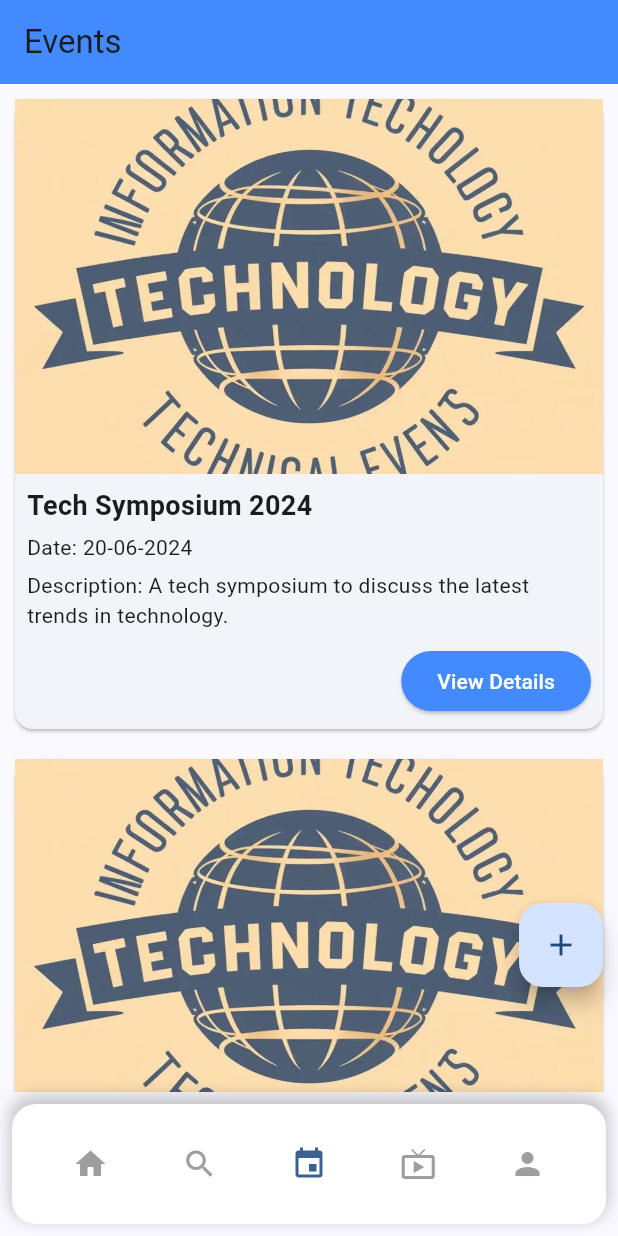
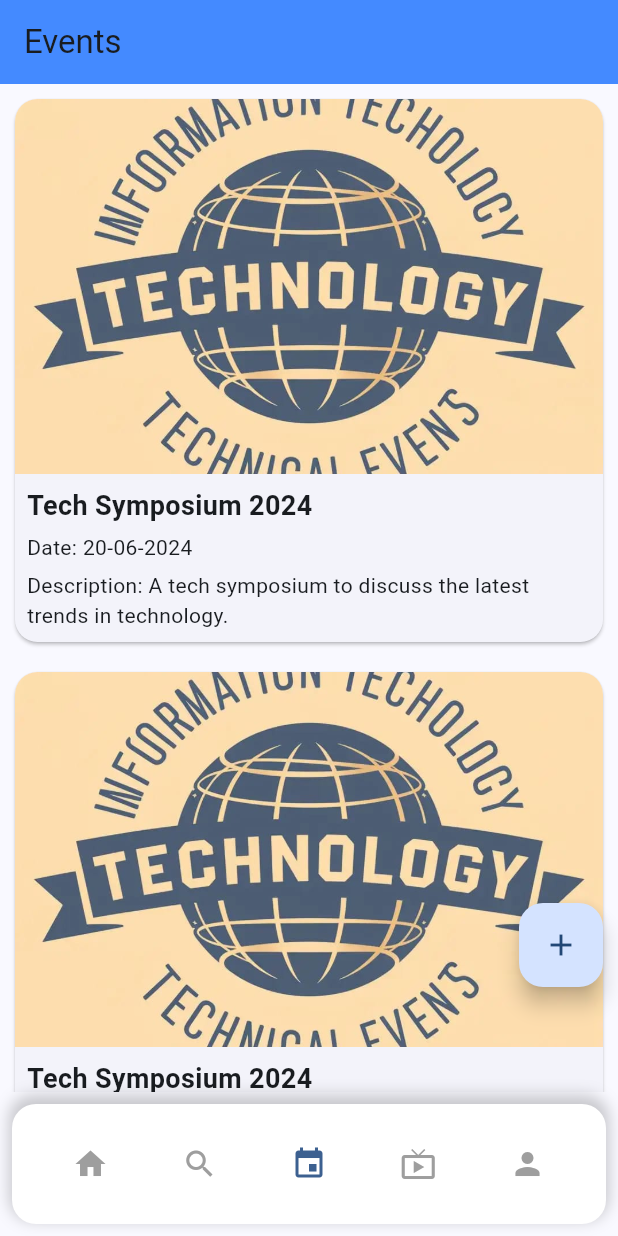
Before and after one commit to Manishkumar76/campus-vibe, a Flutter app: the screen it shows after launch, item 3 of the bottom bar chosen, on a phone screen of 412 x 824 dp. Run offline on Flutter 3.47's test engine with Material 3 defaults, Android fonts, the phone set to English and light mode, and no system bars; network calls fail.

Commit message:
EventListPage style changed

```diff
--- a/lib/Pages/EventListPage.dart
+++ b/lib/Pages/EventListPage.dart
@@ -41,16 +41,34 @@ class EventListPage extends StatelessWidget {
         itemCount: events.length,
         itemBuilder: (context, index) {
           final event = events[index];
-          return Card(
+          return GestureDetector(
+            onTap: () {
+              Navigator.push(
+                context,
+                MaterialPageRoute(
+                  builder: (context) => EventFormPage(),
+                ),
+              );
+            },
+            child: Card(
+              shape: RoundedRectangleBorder(
+                borderRadius: BorderRadius.circular(15), // For rounded corners
+              ),
               margin: EdgeInsets.all(10),
               child: Column(
                 children: [
-                Container(
+                  ClipRRect(
+                    borderRadius: BorderRadius.only(
+                      topLeft: Radius.circular(15),
+                      topRight: Radius.circular(15),
+                    ),
+                    child: Container(
                       height: 250, // Set the height you want
                       width: double.infinity, // Ensure it takes up full width
                       child: Image.asset(
                         event['image']!,
                         fit: BoxFit.cover,
+                      ),
                     ),
                   ),
                   Padding(
@@ -66,29 +84,11 @@ class EventListPage extends StatelessWidget {
                         Text('Date: ${event['date']}'),
                         SizedBox(height: 5),
                         Text('Description: ${event['description']}'),
-                      SizedBox(height: 10),
-                      Align(
-                        alignment: Alignment.centerRight,
-                        child: ElevatedButton(
-                          onPressed: () {
-                            Navigator.push(
-                              context,
-                              MaterialPageRoute(
-                                builder: (context) => EventFormPage(),
-                              ),
-                            );
-                          },
-                          child: Text('View Details'),
-                          style: ElevatedButton.styleFrom(
-                            foregroundColor: Colors.white,
-                            backgroundColor: Colors.blueAccent,
-                          ),
+                      ],
                     ),
                   ),
                 ],
               ),
-                ),
-              ],
             ),
           );
         },
```
Lines whose indentation alone changed are shown as unchanged.
